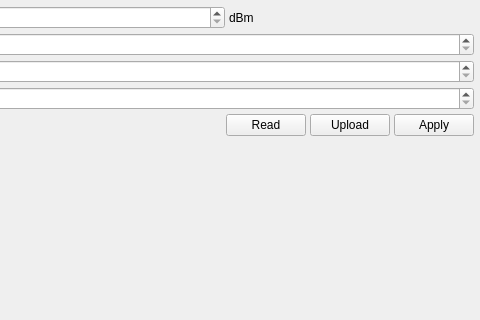
Above: src/widget/config_page/pages/power_page.ui from NotchBrown/Industrial-Data-Radio-PLC-18SPR-Software before the change; both pictures show x 160 to 640 and y 0 to 320 of the 640 by 480 pixel window. Below: the same form after it.
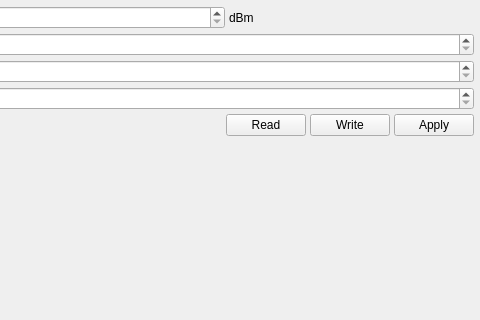
That is the form after the change.

Commit message: rename power btns

What changed in the file:
```diff
--- a/src/widget/config_page/pages/power_page.ui
+++ b/src/widget/config_page/pages/power_page.ui
@@ -132,7 +132,7 @@
        <item>
         <widget class="QPushButton" name="btnRfCfgWrite">
          <property name="text">
-          <string>Upload</string>
+          <string>Write</string>
          </property>
         </widget>
        </item>
```
